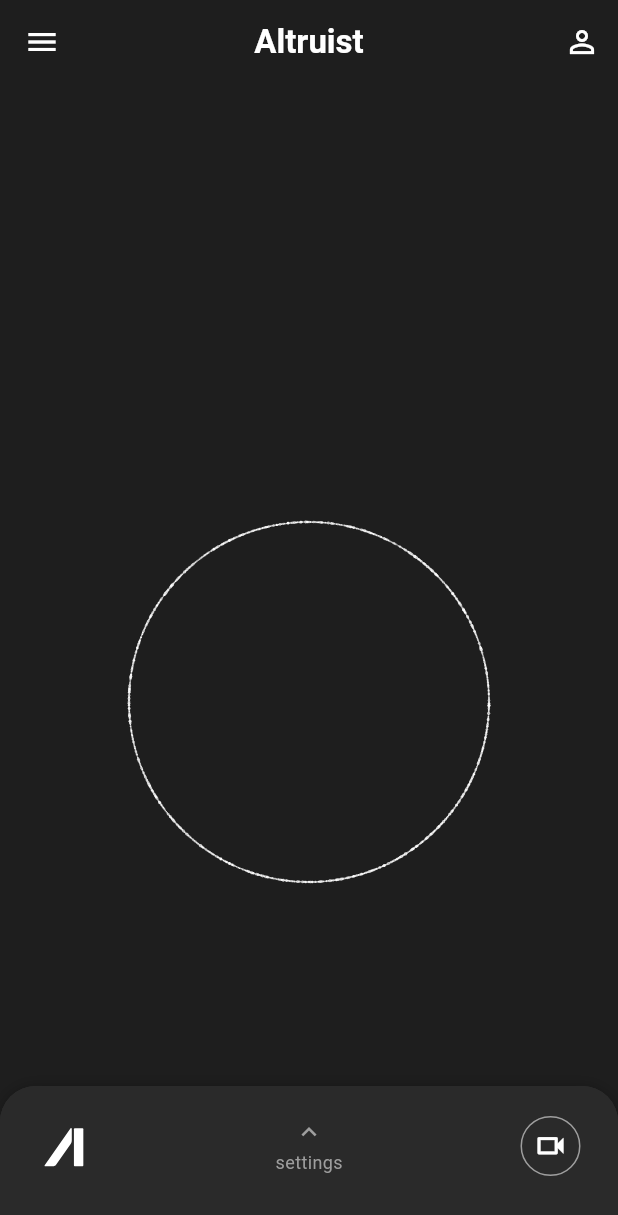
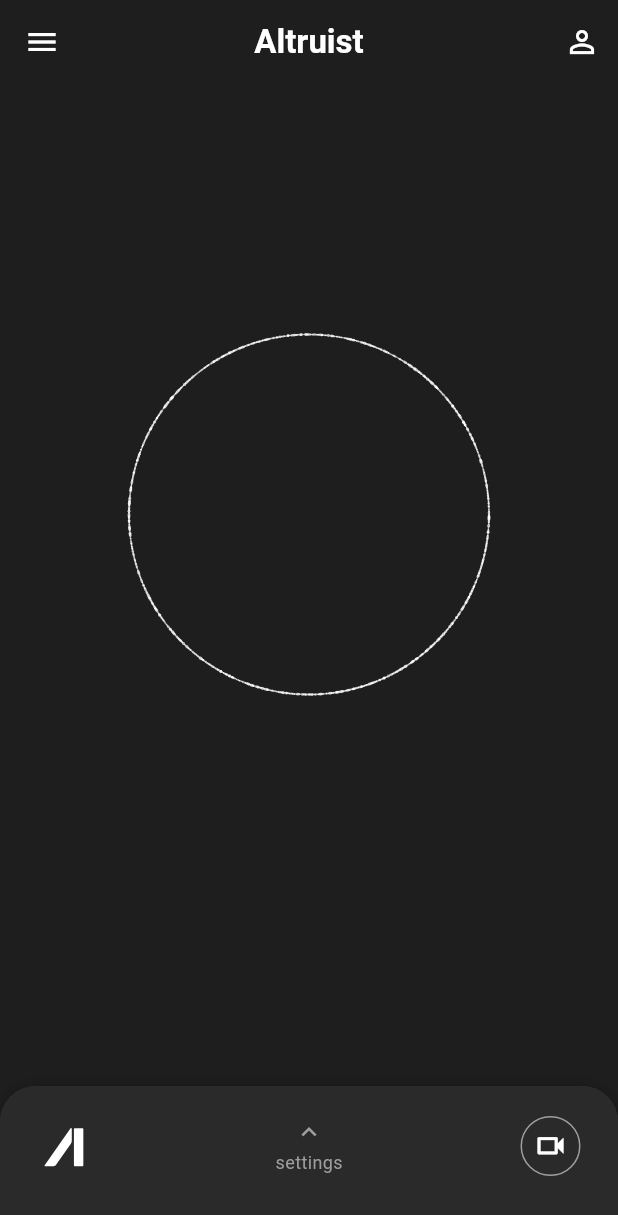
Before and after one commit to SoodShaurya/altruist, a Flutter app: the HomePage screen opened directly, on a phone screen of 412 x 824 dp. Shown: the top 1215 px of the screen. Run offline on Flutter 3.47's test engine with Material 3 defaults, Android fonts, the phone set to English and light mode, and no system bars; drawn by our look-alikes of sliding_up_panel; our stand-ins replace animate_do, bloc, flutter_svg, shared_preferences; missing offline and left inert: moon_design; accounts and stored records are empty; generated files the repository leaves out were written again.

Commit message:
pre-ayan final commit

```diff
--- a/lib/app/view/app.dart
+++ b/lib/app/view/app.dart
@@ -44,6 +44,7 @@ class _AppState extends State<App> { // Added State class
 
     // Removed MoonProvider wrapper
     return MaterialApp(
+      debugShowCheckedModeBanner: false, // Add this line
       theme: ThemeData(
         appBarTheme: AppBarTheme(
           backgroundColor: Theme.of(context).colorScheme.inversePrimary,
--- a/lib/features/home/view/home_page.dart
+++ b/lib/features/home/view/home_page.dart
@@ -349,10 +349,13 @@ class _HomePageState extends State<HomePage> with TickerProviderStateMixin {
   // --- Updated _buildBodyContent with Visualiser ---
   Widget _buildBodyContent() {
     // Content behind the panel - Now the Visualiser
-    return LayoutBuilder(
-      builder: (context, constraints) {
-        final Size size = constraints.biggest; // Get the size from LayoutBuilder
-        final Offset center = Offset(size.width / 2, size.height / 2);
+    // Add bottom padding to push the LayoutBuilder up
+    return Padding( // <--- Add Padding
+      padding: const EdgeInsets.only(bottom: 250.0), // Adjust padding value as needed
+      child: LayoutBuilder(
+        builder: (context, constraints) {
+          final Size size = constraints.biggest;
+          final Offset center = Offset(size.width / 2, size.height / 2);
 
         // Update the center state variable after the first frame and if it changes
         // This ensures _updateParticles and gesture handlers have the correct center.
@@ -429,8 +432,9 @@ class _HomePageState extends State<HomePage> with TickerProviderStateMixin {
            ),
          );
       },
-    );
-  }
+    ),
+  );
+}
   // --- End Updated _buildBodyContent ---
 }
 
```
Also changed, not shown: 100 other files.
